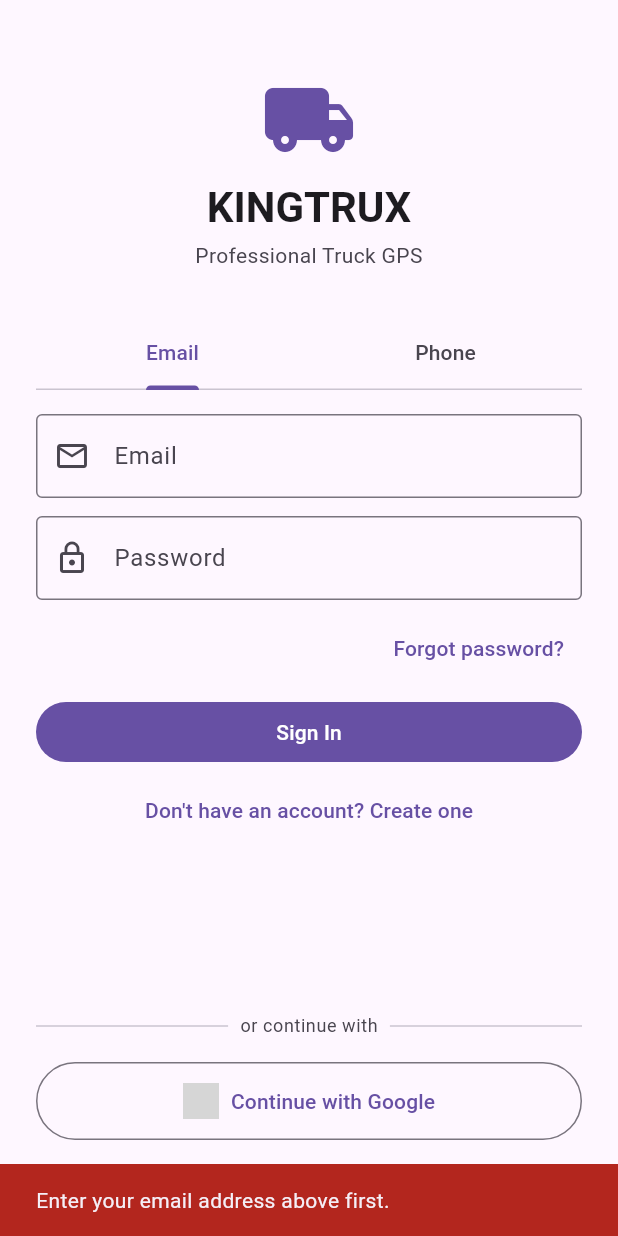
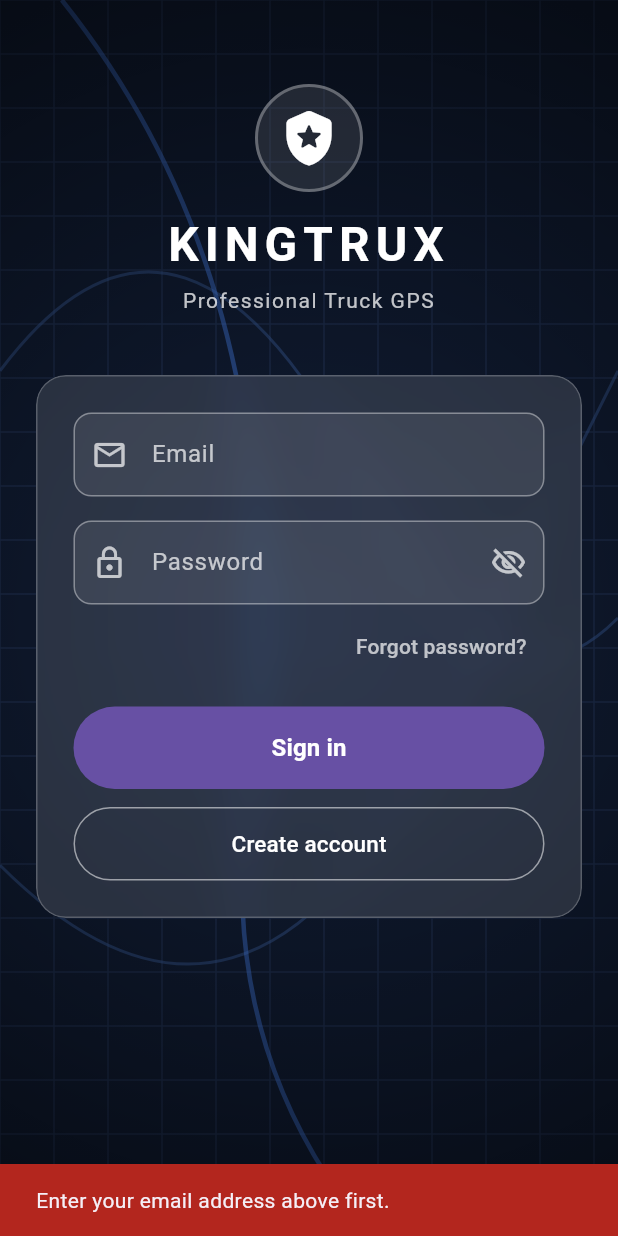
Before and after one commit to dukens11-create/kingtrux, a Flutter app: the screen it shows after launch, after a tap on "Forgot password?", on a phone screen of 412 x 824 dp. Run offline on Flutter 3.47's test engine with Material 3 defaults, Android fonts, the phone set to English and light mode, and no system bars; our stand-ins replace firebase_auth, firebase_core, flutter_tts, geolocator, google_maps_flutter, google_sign_in and 3 more; missing offline and left inert: purchases_flutter; accounts and stored records are empty; grey boxes are pictures that could not be loaded.

Commit message:
Add KingtruxLoginPage with glassmorphism design and wire to AuthGate
Co-authored-by: dukens11-create <249652828+dukens11-create@users.noreply.github.com>

```diff
--- a/lib/app.dart
+++ b/lib/app.dart
@@ -5,7 +5,7 @@ import 'package:provider/provider.dart';
 import 'services/admin_service.dart';
 import 'services/auth_service.dart';
 import 'state/app_state.dart';
-import 'ui/auth_screen.dart';
+import 'ui/kingtrux_login_page.dart';
 import 'ui/map_screen.dart';
 
 class KingTruxApp extends StatelessWidget {
@@ -52,7 +52,7 @@ class _AuthGate extends StatelessWidget {
         if (snapshot.hasData) {
           return const MapScreen();
         }
-        return const AuthScreen();
+        return const KingtruxLoginPage();
       },
     );
   }
--- /dev/null
+++ b/lib/ui/kingtrux_login_page.dart
@@ -0,0 +1,580 @@
+import 'dart:ui';
+
+import 'package:firebase_auth/firebase_auth.dart';
+import 'package:flutter/foundation.dart';
+import 'package:flutter/material.dart';
+import 'package:provider/provider.dart';
+
+import '../services/auth_service.dart';
+
+/// Full-screen login / sign-up page with a custom map-lines background,
+/// vignette overlay, and a glassmorphism card containing the auth form.
+///
+/// Supports email/password sign-in, account creation, and password reset
+/// using the app's [AuthService].
+class KingtruxLoginPage extends StatefulWidget {
+  const KingtruxLoginPage({super.key});
+
+  @override
+  State<KingtruxLoginPage> createState() => _KingtruxLoginPageState();
+}
+
+class _KingtruxLoginPageState extends State<KingtruxLoginPage> {
+  final _formKey = GlobalKey<FormState>();
+  final _emailCtrl = TextEditingController();
+  final _pwCtrl = TextEditingController();
+  final _confirmPwCtrl = TextEditingController();
+
+  bool _loading = false;
+  bool _isSignUp = false;
+  bool _obscurePassword = true;
+  bool _obscureConfirmPassword = true;
+
+  @override
+  void dispose() {
+    _emailCtrl.dispose();
+    _pwCtrl.dispose();
+    _confirmPwCtrl.dispose();
+    super.dispose();
+  }
+
+  @override
+  Widget build(BuildContext context) {
+    return Scaffold(
+      body: Stack(
+        fit: StackFit.expand,
+        children: [
+          // ── Custom painted map-lines background ────────────────────────────
+          CustomPaint(painter: const _MapBackgroundPainter()),
+          // ── Vignette overlay ───────────────────────────────────────────────
+          DecoratedBox(
+            decoration: BoxDecoration(
+              gradient: RadialGradient(
+                center: Alignment.center,
+                radius: 1.2,
+                colors: [
+                  Colors.transparent,
+                  Colors.black.withValues(alpha: 0.65),
+                ],
+              ),
+            ),
+          ),
+          // ── Scrollable content ─────────────────────────────────────────────
+          SafeArea(
+            child: SingleChildScrollView(
+              padding:
+                  const EdgeInsets.symmetric(horizontal: 24, vertical: 32),
+              child: Column(
+                crossAxisAlignment: CrossAxisAlignment.stretch,
+                children: [
+                  const SizedBox(height: 24),
+                  const _BrandHeader(),
+                  const SizedBox(height: 40),
+                  _buildLoginCard(),
+                ],
+              ),
+            ),
+          ),
+        ],
+      ),
+    );
+  }
+
+  // ---------------------------------------------------------------------------
+  // Glassmorphism card
+  // ---------------------------------------------------------------------------
+
+  Widget _buildLoginCard() {
+    return ClipRRect(
+      borderRadius: BorderRadius.circular(20),
+      child: BackdropFilter(
+        filter: ImageFilter.blur(sigmaX: 14, sigmaY: 14),
+        child: Container(
+          decoration: BoxDecoration(
+            color: Colors.white.withValues(alpha: 0.12),
+            borderRadius: BorderRadius.circular(20),
+            border: Border.all(
+              color: Colors.white.withValues(alpha: 0.22),
+              width: 1,
+            ),
+          ),
+          padding: const EdgeInsets.all(24),
+          child: Form(
+            key: _formKey,
+            child: Column(
+              crossAxisAlignment: CrossAxisAlignment.stretch,
+              children: [
+                // Email
+                _KtxField(
+                  controller: _emailCtrl,
+                  label: 'Email',
+                  prefixIcon: Icons.email_outlined,
+                  keyboardType: TextInputType.emailAddress,
+                  textInputAction: TextInputAction.next,
+                  validator: (v) {
+                    if (v == null || v.isEmpty) return 'Enter your email';
+                    if (!v.contains('@')) return 'Enter a valid email';
+                    return null;
+                  },
+                ),
+                const SizedBox(height: 16),
+                // Password
+                _KtxField(
+                  controller: _pwCtrl,
+                  label: 'Password',
+                  prefixIcon: Icons.lock_outline,
+                  obscureText: _obscurePassword,
+                  suffixIcon: _VisibilityToggle(
+                    obscure: _obscurePassword,
+                    onToggle: () =>
+                        setState(() => _obscurePassword = !_obscurePassword),
+                  ),
+                  textInputAction: _isSignUp
+                      ? TextInputAction.next
+                      : TextInputAction.done,
+                  onFieldSubmitted: _isSignUp ? null : (_) => _submit(),
+                  validator: (v) {
+                    if (v == null || v.isEmpty) return 'Enter your password';
+                    if (_isSignUp && v.length < 6) {
+                      return 'Password must be at least 6 characters';
+                    }
+                    return null;
+                  },
+                ),
+                // Confirm password (sign-up only)
+                if (_isSignUp) ...[
+                  const SizedBox(height: 16),
+                  _KtxField(
+                    controller: _confirmPwCtrl,
+                    label: 'Confirm Password',
+                    prefixIcon: Icons.lock_outline,
+                    obscureText: _obscureConfirmPassword,
+                    suffixIcon: _VisibilityToggle(
+                      obscure: _obscureConfirmPassword,
+                      onToggle: () => setState(() =>
+                          _obscureConfirmPassword = !_obscureConfirmPassword),
+                    ),
+                    textInputAction: TextInputAction.done,
+                    onFieldSubmitted: (_) => _submit(),
+                    validator: (v) {
+                      if (v == null || v.isEmpty) {
+                        return 'Confirm your password';
+                      }
+                      if (v != _pwCtrl.text) return 'Passwords do not match';
+                      return null;
+                    },
+                  ),
+                ],
+                // Forgot password (sign-in only)
+                if (!_isSignUp) ...[
+                  const SizedBox(height: 4),
+                  Align(
+                    alignment: Alignment.centerRight,
+                    child: Semantics(
+                      label: 'Forgot password',
+                      child: TextButton(
+                        onPressed: _loading ? null : _resetPassword,
+                        child: const Text(
+                          'Forgot password?',
+                          style: TextStyle(color: Colors.white70),
+                        ),
+                      ),
+                    ),
+                  ),
+                ],
+                const SizedBox(height: 16),
+                // Primary action button
+                FilledButton(
+                  onPressed: _loading ? null : _submit,
+                  style: FilledButton.styleFrom(
+                    padding: const EdgeInsets.symmetric(vertical: 16),
+                  ),
+                  child: _loading
+                      ? const SizedBox(
+                          height: 20,
+                          width: 20,
+                          child: CircularProgressIndicator(
+                            strokeWidth: 2,
+                            color: Colors.white,
+                          ),
+                        )
+                      : Semantics(
+                          button: true,
+                          label: _isSignUp ? 'Create Account' : 'Sign in',
+                          child: Text(
+                            _isSignUp ? 'Create Account' : 'Sign in',
+                            style: const TextStyle(
+                                fontSize: 16, fontWeight: FontWeight.w600),
+                          ),
+                        ),
+                ),
+                const SizedBox(height: 12),
+                // Toggle sign-in / create-account
+                OutlinedButton(
+                  onPressed: _loading
+                      ? null
+                      : () => setState(() {
+                            _isSignUp = !_isSignUp;
+                            _formKey.currentState?.reset();
+                          }),
+                  style: OutlinedButton.styleFrom(
+                    padding: const EdgeInsets.symmetric(vertical: 14),
+                    side: const BorderSide(color: Colors.white54),
+                    foregroundColor: Colors.white,
+                  ),
+                  child: Semantics(
+                    button: true,
+                    label: _isSignUp
+                        ? 'Sign in to existing account'
+                        : 'Create account',
+                    child: Text(
+                      _isSignUp ? 'Sign in' : 'Create account',
+                      style: const TextStyle(fontSize: 15),
+                    ),
+                  ),
+                ),
+              ],
+            ),
+          ),
+        ),
+      ),
+    );
+  }
+
+  // ---------------------------------------------------------------------------
+  // Auth actions
+  // ---------------------------------------------------------------------------
+
+  Future<void> _submit() async {
+    if (!_formKey.currentState!.validate()) return;
+    final auth = context.read<AuthService>();
+    setState(() => _loading = true);
+    try {
+      if (_isSignUp) {
+        await auth.createAccountWithEmail(
+            _emailCtrl.text.trim(), _pwCtrl.text);
+      } else {
+        await auth.signInWithEmail(_emailCtrl.text.trim(), _pwCtrl.text);
+      }
+    } on FirebaseAuthException catch (e, stack) {
+      _logAuthError(e, stack);
+      if (mounted) _showError(context, _authMessage(e));
+    } catch (e, stack) {
+      _logAuthError(e, stack);
+      if (mounted) _showError(context, e.toString());
+    } finally {
+      if (mounted) setState(() => _loading = false);
+    }
+  }
+
+  Future<void> _resetPassword() async {
+    final email = _emailCtrl.text.trim();
+    if (email.isEmpty || !email.contains('@')) {
+      _showError(context, 'Enter your email address above first.');
+      return;
+    }
+    final auth = context.read<AuthService>();
+    try {
+      await auth.sendPasswordReset(email);
+      if (mounted) {
+        _showSnack(context, 'Password reset email sent to $email.');
+      }
+    } on FirebaseAuthException catch (e, stack) {
+      _logAuthError(e, stack);
+      if (mounted) _showError(context, _authMessage(e));
+    } catch (e, stack) {
+      _logAuthError(e, stack);
+      if (mounted) _showError(context, e.toString());
+    }
+  }
+}
+
+// ---------------------------------------------------------------------------
+// Brand header
+// ---------------------------------------------------------------------------
+
+class _BrandHeader extends StatelessWidget {
+  const _BrandHeader();
+  @override
+  Widget build(BuildContext context) {
+    return Column(
+      children: [
+        Semantics(
+          label: 'KINGTRUX shield logo',
+          child: Container(
+            width: 72,
+            height: 72,
+            decoration: BoxDecoration(
+              shape: BoxShape.circle,
+              color: Colors.white.withValues(alpha: 0.1),
+              border: Border.all(
+                color: Colors.white.withValues(alpha: 0.3),
+                width: 2,
+              ),
+            ),
+            child: const Icon(
+              Icons.local_police_rounded,
+              size: 40,
+              color: Colors.white,
+            ),
+          ),
+        ),
+        const SizedBox(height: 12),
+        const Text(
+          'KINGTRUX',
+          textAlign: TextAlign.center,
+          style: TextStyle(
+            fontSize: 32,
+            fontWeight: FontWeight.bold,
+            color: Colors.white,
+            letterSpacing: 4,
+          ),
+        ),
+        const SizedBox(height: 4),
+        Text(
+          'Professional Truck GPS',
+          textAlign: TextAlign.center,
+          style: TextStyle(
+            fontSize: 14,
+            color: Colors.white.withValues(alpha: 0.75),
+            letterSpacing: 1,
+          ),
+        ),
+      ],
+    );
+  }
+}
+
+// ---------------------------------------------------------------------------
+// Reusable styled text field
+// ---------------------------------------------------------------------------
+
+class _KtxField extends StatelessWidget {
+  final TextEditingController controller;
+  final String label;
+  final IconData prefixIcon;
+  final TextInputType? keyboardType;
+  final bool obscureText;
+  final Widget? suffixIcon;
+  final TextInputAction? textInputAction;
+  final void Function(String)? onFieldSubmitted;
+  final String? Function(String?)? validator;
+
+  const _KtxField({
+    required this.controller,
+    required this.label,
+    required this.prefixIcon,
+    this.keyboardType,
+    this.obscureText = false,
+    this.suffixIcon,
+    this.textInputAction,
+    this.onFieldSubmitted,
+    this.validator,
+  });
+
+  @override
+  Widget build(BuildContext context) {
+    return Semantics(
+      label: label,
+      child: TextFormField(
+        controller: controller,
+        obscureText: obscureText,
+        keyboardType: keyboardType,
+        autocorrect: false,
+        textInputAction: textInputAction,
+        onFieldSubmitted: onFieldSubmitted,
+        validator: validator,
+        style: const TextStyle(color: Colors.white),
+        decoration: InputDecoration(
+          labelText: label,
+          labelStyle: const TextStyle(color: Colors.white70),
+          prefixIcon: Icon(prefixIcon, color: Colors.white70),
+          suffixIcon: suffixIcon,
+          enabledBorder: OutlineInputBorder(
+            borderRadius: BorderRadius.circular(12),
+            borderSide: const BorderSide(color: Colors.white38),
+          ),
+          focusedBorder: OutlineInputBorder(
+            borderRadius: BorderRadius.circular(12),
+            borderSide: const BorderSide(color: Colors.white, width: 1.5),
+          ),
+          errorBorder: OutlineInputBorder(
+            borderRadius: BorderRadius.circular(12),
+            borderSide: BorderSide(color: Colors.red.shade300),
+          ),
+          focusedErrorBorder: OutlineInputBorder(
+            borderRadius: BorderRadius.circular(12),
+            borderSide: BorderSide(color: Colors.red.shade300, width: 1.5),
+          ),
+          errorStyle: TextStyle(color: Colors.orange.shade200),
+          filled: true,
+          fillColor: Colors.white.withValues(alpha: 0.08),
+        ),
+      ),
+    );
+  }
+}
+
+// ---------------------------------------------------------------------------
+// Password visibility toggle icon button
+// ---------------------------------------------------------------------------
+
+class _VisibilityToggle extends StatelessWidget {
+  final bool obscure;
+  final VoidCallback onToggle;
+
+  const _VisibilityToggle({required this.obscure, required this.onToggle});
+
+  @override
+  Widget build(BuildContext context) {
+    return IconButton(
+      icon: Icon(
+        obscure ? Icons.visibility_off_outlined : Icons.visibility_outlined,
+        color: Colors.white70,
+      ),
+      tooltip: obscure ? 'Show password' : 'Hide password',
+      onPressed: onToggle,
+    );
+  }
+}
+
+// ---------------------------------------------------------------------------
+// Custom painter – dark map-lines + route curves background
+// ---------------------------------------------------------------------------
+
+class _MapBackgroundPainter extends CustomPainter {
+  const _MapBackgroundPainter();
+  @override
+  void paint(Canvas canvas, Size size) {
+    // Base fill
+    canvas.drawRect(
+      Offset.zero & size,
+      Paint()..color = const Color(0xFF111d35),
+    );
+
+    // Grid lines
+    final gridPaint = Paint()
+      ..color = const Color(0xFF1e2f50)
+      ..strokeWidth = 1;
+    for (double y = 0; y < size.height; y += 36) {
+      canvas.drawLine(Offset(0, y), Offset(size.width, y), gridPaint);
+    }
+    for (double x = 0; x < size.width; x += 36) {
+      canvas.drawLine(Offset(x, 0), Offset(x, size.height), gridPaint);
+    }
+
+    // Route curves
+    final routePaint = Paint()
+      ..color = const Color(0xFF3a5fa0).withValues(alpha: 0.5)
+      ..strokeWidth = 2
+      ..style = PaintingStyle.stroke;
+
+    final highlight = Paint()
+      ..color = const Color(0xFF4a8aff).withValues(alpha: 0.45)
+      ..strokeWidth = 3
+      ..style = PaintingStyle.stroke;
+
+    canvas.drawPath(
+      Path()
+        ..moveTo(0, size.height * 0.30)
+        ..quadraticBezierTo(
+            size.width * 0.30, size.height * 0.10,
+            size.width * 0.60, size.height * 0.40)
+        ..quadraticBezierTo(
+            size.width * 0.80, size.height * 0.60,
+            size.width, size.height * 0.50),
+      routePaint,
+    );
+
+    canvas.drawPath(
+      Path()
+        ..moveTo(0, size.height * 0.70)
+        ..quadraticBezierTo(
+            size.width * 0.40, size.height * 0.90,
+            size.width * 0.70, size.height * 0.60)
+        ..quadraticBezierTo(
+            size.width * 0.90, size.height * 0.40,
+            size.width, size.height * 0.30),
+      routePaint,
+    );
+
+    canvas.drawPath(
+      Path()
+        ..moveTo(size.width * 0.10, 0)
+        ..quadraticBezierTo(
+            size.width * 0.50, size.height * 0.25,
+            size.width * 0.40, size.height * 0.65)
+        ..quadraticBezierTo(
+            size.width * 0.35, size.height * 0.85,
+            size.width * 0.60, size.height),
+      highlight,
+    );
+  }
+
+  @override
+  bool shouldRepaint(_MapBackgroundPainter oldDelegate) => false;
+}
+
+// ---------------------------------------------------------------------------
+// Auth error helpers (private to this file)
+// ---------------------------------------------------------------------------
+
+void _logAuthError(Object error, [StackTrace? stack]) {
+  if (error is FirebaseAuthException) {
+    debugPrint(
+      '[Auth] FirebaseAuthException — code: ${error.code}, '
+      'message: ${error.message}',
+    );
+  } else {
+    debugPrint('[Auth] Auth error (${error.runtimeType}): $error');
+  }
+  if (kDebugMode && stack != null) {
+    debugPrint('[Auth] Stack trace:\n$stack');
+  }
+}
+
+void _showError(BuildContext context, String message) {
+  ScaffoldMessenger.of(context).showSnackBar(
+    SnackBar(
+      content: Text(message),
+      backgroundColor: Theme.of(context).colorScheme.error,
+    ),
+  );
+}
+
+void _showSnack(BuildContext context, String message) {
+  ScaffoldMessenger.of(context).showSnackBar(
+    SnackBar(content: Text(message)),
+  );
+}
+
+String _authMessage(FirebaseAuthException e) {
+  final msg = _friendlyAuthMessage(e.code);
+  if (kDebugMode && e.message != null && e.message!.isNotEmpty) {
+    return '$msg\n[Debug] ${e.code}: ${e.message}';
+  }
+  return msg;
+}
+
+String _friendlyAuthMessage(String code) {
+  switch (code) {
+    case 'user-not-found':
+      return 'No account found for this email. Please create one.';
+    case 'wrong-password':
+      return 'Incorrect password. Please try again.';
+    case 'invalid-credential':
+      return 'Invalid credentials. Check your email and password.';
+    case 'email-already-in-use':
+      return 'An account with this email already exists. Please sign in.';
+    case 'weak-password':
+      return 'Password is too weak. Use at least 6 characters.';
+    case 'invalid-email':
+      return 'That does not look like a valid email address.';
+    case 'too-many-requests':
+      return 'Too many attempts. Please wait a moment and try again.';
+    case 'network-request-failed':
+      return 'Network error. Check your internet connection.';
+    default:
+      return 'Authentication error ($code). Please try again.';
+  }
+}
```
Also changed, not shown: 2 other files.
